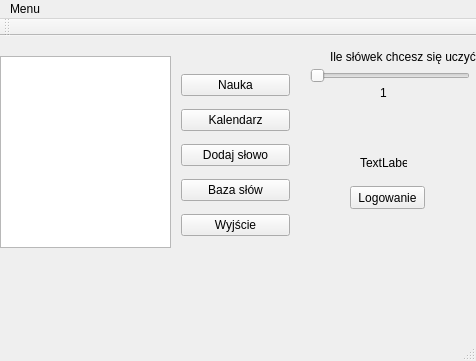
The window that SuperMemo/mainwindow.ui (dampo21/ZPR-Projekt-SuperMemo) describes before a commit, drawn with Qt 5.
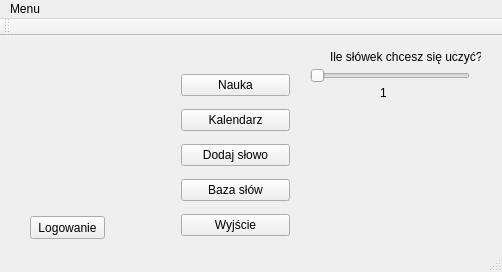
The same window after the commit.

```diff
--- a/SuperMemo/mainwindow.ui
+++ b/SuperMemo/mainwindow.ui
@@ -6,8 +6,8 @@
    <rect>
     <x>0</x>
     <y>0</y>
-    <width>476</width>
-    <height>361</height>
+    <width>502</width>
+    <height>272</height>
    </rect>
   </property>
   <property name="windowTitle">
@@ -17,8 +17,8 @@
    <widget class="QPushButton" name="pushButton">
     <property name="geometry">
      <rect>
-      <x>350</x>
-      <y>150</y>
+      <x>30</x>
+      <y>180</y>
       <width>75</width>
       <height>23</height>
      </rect>
@@ -27,29 +27,6 @@
      <string>Logowanie</string>
     </property>
    </widget>
-   <widget class="QLabel" name="label">
-    <property name="geometry">
-     <rect>
-      <x>360</x>
-      <y>120</y>
-      <width>47</width>
-      <height>13</height>
-     </rect>
-    </property>
-    <property name="text">
-     <string>TextLabel</string>
-    </property>
-   </widget>
-   <widget class="QListWidget" name="listWidget_sets">
-    <property name="geometry">
-     <rect>
-      <x>0</x>
-      <y>20</y>
-      <width>171</width>
-      <height>192</height>
-     </rect>
-    </property>
-   </widget>
    <widget class="QSlider" name="numbeWordsSlider">
     <property name="geometry">
      <rect>
@@ -154,7 +131,7 @@
     <rect>
      <x>0</x>
      <y>0</y>
-     <width>476</width>
+     <width>502</width>
      <height>21</height>
     </rect>
    </property>
```
